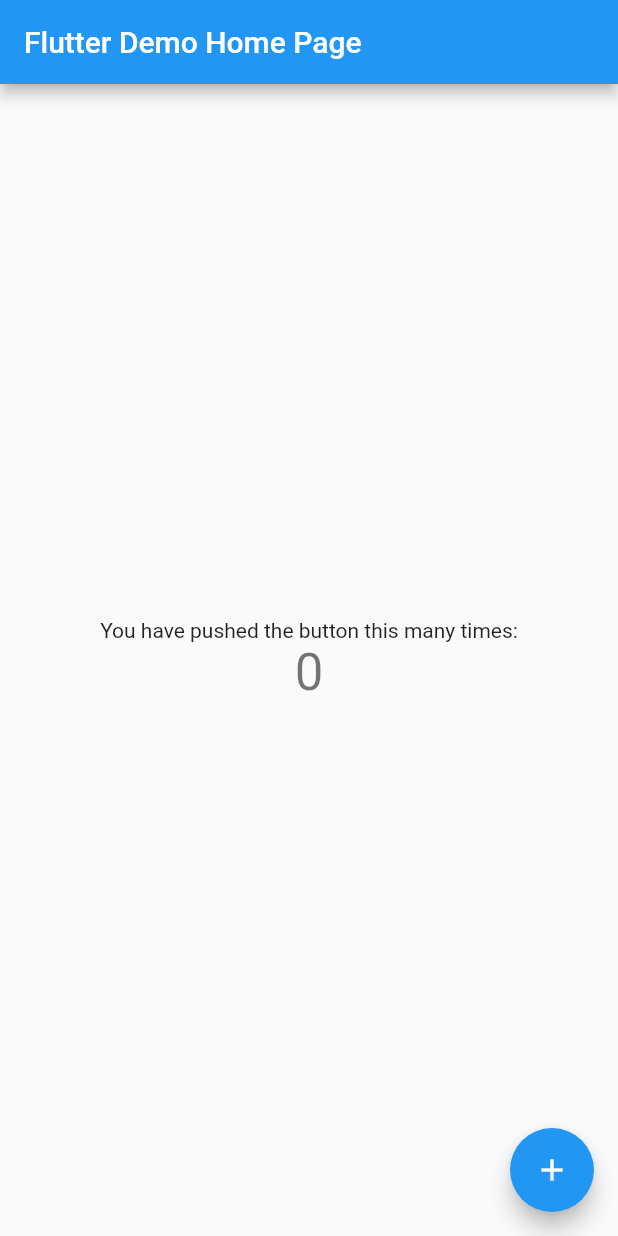
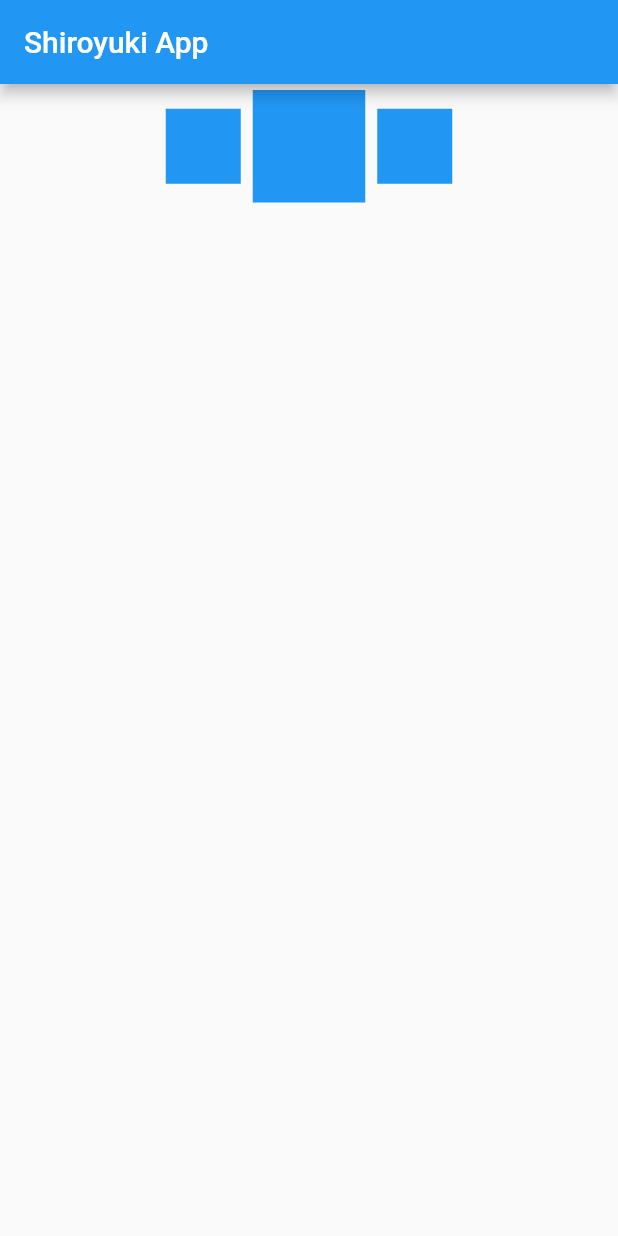
Before and after one commit to NikarashiHatsu/flutter_learning, a Flutter app: the screen it shows after launch, on a phone screen of 412 x 824 dp. Run offline on Flutter 3.47's test engine with Material 2 defaults, Android fonts, the phone set to English and light mode, and no system bars.

```diff
--- a/lib/main.dart
+++ b/lib/main.dart
@@ -1,117 +1,70 @@
 import 'package:flutter/material.dart';
 
 void main() {
-  runApp(MyApp());
+  runApp(
+    ShiroyukiApp()
+  );
 }
 
-class MyApp extends StatelessWidget {
-  // This widget is the root of your application.
+class ShiroyukiApp extends StatelessWidget {
   @override
   Widget build(BuildContext context) {
     return MaterialApp(
-      title: 'Flutter Demo',
-      theme: ThemeData(
-        // This is the theme of your application.
-        //
-        // Try running your application with "flutter run". You'll see the
-        // application has a blue toolbar. Then, without quitting the app, try
-        // changing the primarySwatch below to Colors.green and then invoke
-        // "hot reload" (press "r" in the console where you ran "flutter run",
-        // or simply save your changes to "hot reload" in a Flutter IDE).
-        // Notice that the counter didn't reset back to zero; the application
-        // is not restarted.
-        primarySwatch: Colors.blue,
-        // This makes the visual density adapt to the platform that you run
-        // the app on. For desktop platforms, the controls will be smaller and
-        // closer together (more dense) than on mobile platforms.
-        visualDensity: VisualDensity.adaptivePlatformDensity,
-      ),
-      home: MyHomePage(title: 'Flutter Demo Home Page'),
+      home: ShiroyukiHome(),
     );
   }
 }
 
-class MyHomePage extends StatefulWidget {
-  MyHomePage({Key key, this.title}) : super(key: key);
-
-  // This widget is the home page of your application. It is stateful, meaning
-  // that it has a State object (defined below) that contains fields that affect
-  // how it looks.
-
-  // This class is the configuration for the state. It holds the values (in this
-  // case the title) provided by the parent (in this case the App widget) and
-  // used by the build method of the State. Fields in a Widget subclass are
-  // always marked "final".
-
-  final String title;
-
-  @override
-  _MyHomePageState createState() => _MyHomePageState();
-}
-
-class _MyHomePageState extends State<MyHomePage> {
-  int _counter = 0;
-
-  void _incrementCounter() {
-    setState(() {
-      // This call to setState tells the Flutter framework that something has
-      // changed in this State, which causes it to rerun the build method below
-      // so that the display can reflect the updated values. If we changed
-      // _counter without calling setState(), then the build method would not be
-      // called again, and so nothing would appear to happen.
-      _counter++;
-    });
-  }
-
+class ShiroyukiHome extends StatelessWidget {
   @override
   Widget build(BuildContext context) {
-    // This method is rerun every time setState is called, for instance as done
-    // by the _incrementCounter method above.
-    //
-    // The Flutter framework has been optimized to make rerunning build methods
-    // fast, so that you can just rebuild anything that needs updating rather
-    // than having to individually change instances of widgets.
     return Scaffold(
-      appBar: AppBar(
-        // Here we take the value from the MyHomePage object that was created by
-        // the App.build method, and use it to set our appbar title.
-        title: Text(widget.title),
+      appBar: AppBar(title: Text('Shiroyuki App')),
+      body: Row(
+        // Row()'s mainAxisAlignment is Horizontal, meanwhile
+        // Column()'s mainAxisAlignment is Vertical
+        mainAxisAlignment: MainAxisAlignment.center,
+        // If you set the mainAxisSize to MainAxisSize.max, then, the row
+        // will set theirself to the fullest. Makes it full-width based on
+        // the device's width
+        mainAxisSize: MainAxisSize.max,
+        // Row()'s crossAxisAlignment is Vertical, meanwhile
+        // Column()'s crossAxisAlignment is Horizontal
+        crossAxisAlignment: CrossAxisAlignment.center,
+        children: [
+          BlueBox(),
+          BiggerBlueBox(),
+          BlueBox(),
+        ],
       ),
-      body: Center(
-        // Center is a layout widget. It takes a single child and positions it
-        // in the middle of the parent.
-        child: Column(
-          // Column is also a layout widget. It takes a list of children and
-          // arranges them vertically. By default, it sizes itself to fit its
-          // children horizontally, and tries to be as tall as its parent.
-          //
-          // Invoke "debug painting" (press "p" in the console, choose the
-          // "Toggle Debug Paint" action from the Flutter Inspector in Android
-          // Studio, or the "Toggle Debug Paint" command in Visual Studio Code)
-          // to see the wireframe for each widget.
-          //
-          // Column has various properties to control how it sizes itself and
-          // how it positions its children. Here we use mainAxisAlignment to
-          // center the children vertically; the main axis here is the vertical
-          // axis because Columns are vertical (the cross axis would be
-          // horizontal).
-          mainAxisAlignment: MainAxisAlignment.center,
-          children: <Widget>[
-            Text(
-              'You have pushed the button this many times:',
-            ),
-            Text(
-              '$_counter',
-              style: Theme.of(context).textTheme.headline4,
-            ),
-          ],
-        ),
-      ),
-      floatingActionButton: FloatingActionButton(
-        onPressed: _incrementCounter,
-        tooltip: 'Increment',
-        child: Icon(Icons.add),
-      ), // This trailing comma makes auto-formatting nicer for build methods.
     );
   }
 }
+
+class BlueBox extends StatelessWidget {
+  @override
+  Widget build(BuildContext context) {
+    return Container(
+      width: 50,
+      height: 50,
+      margin: EdgeInsets.all(4.0),
+      decoration: BoxDecoration(
+        color: Colors.blue
+      ),
+    );
+  }
+}
+
+class BiggerBlueBox extends StatelessWidget {
+  @override
+  Widget build(BuildContext context) {
+    return Container(
+      width: 75,
+      height: 75,
+      margin: EdgeInsets.all(4.0),
+      decoration: BoxDecoration(
+        color: Colors.blue
+      ),
+    );
+  }
+}
```
